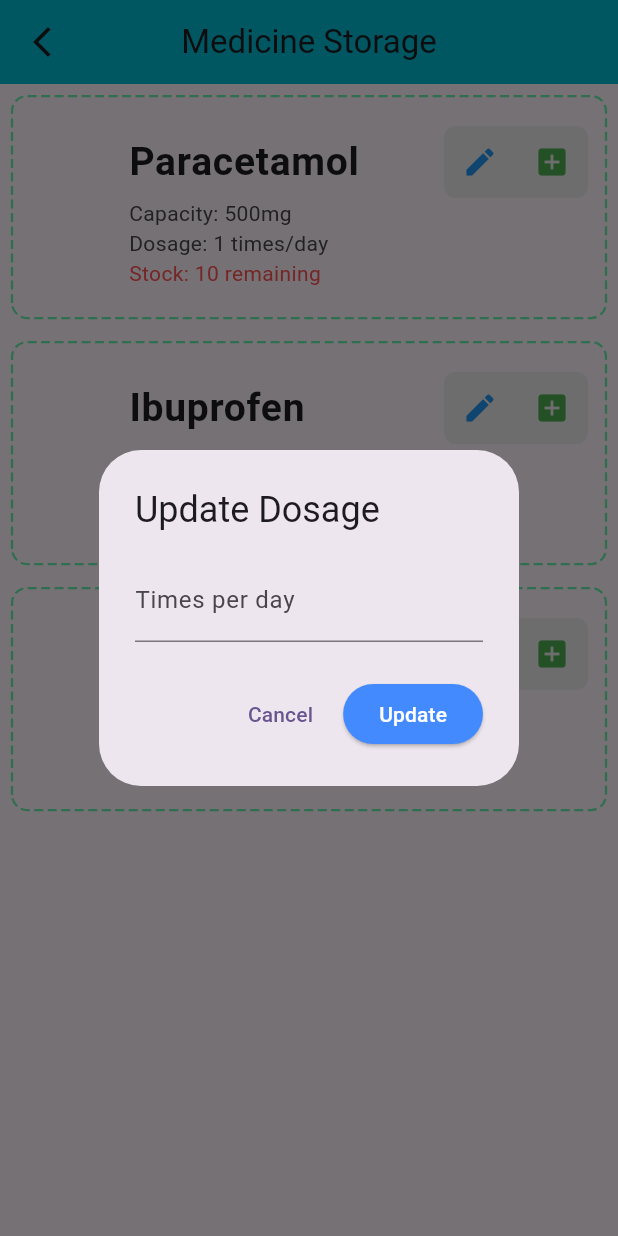
After one commit to sifat5256/medicine_reminder, a Flutter app: the MedicineStorageUpdateScreen screen opened directly, after a tap on the "edit" icon, on a phone screen of 412 x 824 dp. The commit adds this screen. Run offline on Flutter 3.47's test engine with Material 3 defaults, Android fonts, the phone set to English and light mode, and no system bars; drawn by our look-alikes of dotted_border; our stand-ins replace animate_do, fl_chart, get, image_picker, smooth_page_indicator, syncfusion_flutter_calendar; network calls fail.

Commit message:
Update 3

```diff
--- a/lib/main_layout.dart
+++ b/lib/main_layout.dart
@@ -6,6 +6,7 @@ import 'calender/ui/calender_screen.dart';
 import 'home/ui/home_screen.dart';
 import 'lay_out_controller.dart';
 import 'medicine_list/ui/medicine_list.dart';
+import 'medicine_storage_update/ui/medicine_storage_update_screen.dart';
 import 'profileScreen/ui/profile_screen.dart'; // Import the controller
 
 // Dummy Screens
@@ -66,7 +67,7 @@ class BottomNavBar extends StatelessWidget {
                 leading: Icon(Icons.settings),
                 title: Text('Settings'),
                 onTap: () {
-                  // Add navigation logic
+                  Get.offAll(MedicineStorageUpdateScreen());
                 },
               ),
               ListTile(
--- /dev/null
+++ b/lib/medicine_storage_update/ui/medicine_storage_update_screen.dart
@@ -0,0 +1,185 @@
+import 'package:flutter/material.dart';
+import 'package:get/get.dart';
+import 'package:dotted_border/dotted_border.dart';
+
+import '../../main_layout.dart';
+
+class Medicine {
+  String name;
+  String image;
+  String capacity;
+  int dosage;
+  int stock;
+
+  Medicine({
+    required this.name,
+    required this.image,
+    required this.capacity,
+    this.dosage = 1,
+    this.stock = 10,
+  });
+}
+
+class MedicineController extends GetxController {
+  var medicines = <Medicine>[].obs;
+
+  @override
+  void onInit() {
+    super.onInit();
+    medicines.addAll([
+      Medicine(name: "Paracetamol", image: "https://via.placeholder.com/50", capacity: "500mg"),
+      Medicine(name: "Ibuprofen", image: "https://via.placeholder.com/50", capacity: "200mg"),
+      Medicine(name: "Aspirin", image: "https://via.placeholder.com/50", capacity: "100mg"),
+    ]);
+  }
+
+  void updateDosage(int index, int dosage) {
+    medicines[index].dosage = dosage;
+    medicines.refresh();
+  }
+
+  void updateStock(int index, int stock) {
+    medicines[index].stock = stock;
+    medicines.refresh();
+  }
+}
+
+class MedicineStorageUpdateScreen extends StatefulWidget {
+  const MedicineStorageUpdateScreen({super.key});
+
+  @override
+  State<MedicineStorageUpdateScreen> createState() => _MedicineStorageUpdateScreenState();
+}
+
+class _MedicineStorageUpdateScreenState extends State<MedicineStorageUpdateScreen> {
+  final MedicineController controller = Get.put(MedicineController());
+
+  @override
+  Widget build(BuildContext context) {
+    return Scaffold(
+      appBar: AppBar(
+        leading: IconButton(
+            onPressed: (){
+              Get.offAll(BottomNavBar());
+            },
+            icon: Icon(Icons.arrow_back_ios_new_outlined),),
+        backgroundColor: Colors.cyan,
+        centerTitle: true,
+
+          title: const Text("Medicine Storage")),
+      body: Obx(
+            () => ListView.builder(
+          itemCount: controller.medicines.length,
+          itemBuilder: (context, index) {
+            final medicine = controller.medicines[index];
+            return TweenAnimationBuilder(
+              tween: Tween<Offset>(
+                begin: const Offset(1, 0), // Start from right
+                end: Offset.zero,
+              ),
+              duration: Duration(milliseconds: 500 * (index + 1)),
+              builder: (context, Offset offset, child) {
+                return Transform.translate(
+                  offset: offset,
+                  child: child,
+                );
+              },
+              child: Padding(
+                padding: const EdgeInsets.all(8.0),
+                child: DottedBorder(
+                  color: Colors.greenAccent,
+                  strokeWidth: 1.5,
+                  borderType: BorderType.RRect,
+                  radius: const Radius.circular(10),
+                  dashPattern: [6, 3],
+                  child: ListTile(
+                    contentPadding: const EdgeInsets.all(10),
+                    leading: ClipRRect(
+                      borderRadius: BorderRadius.circular(8),
+                      child: Image.network(medicine.image, width: 50, height: 50, fit: BoxFit.cover),
+                    ),
+                    title: Row(
+                      mainAxisAlignment: MainAxisAlignment.spaceBetween,
+                      children: [
+                        Text(
+                          medicine.name,
+                          style: const TextStyle(fontWeight: FontWeight.bold, fontSize: 26),
+                        ),
+                        Container(
+                          decoration: BoxDecoration(
+                            borderRadius: BorderRadius.circular(8),
+                            color: Colors.grey.shade200
+                          ),
+                          child: Row(
+
+                            children: [
+                              IconButton(
+                                icon: const Icon(Icons.edit, color: Colors.blue),
+                                onPressed: () => _showUpdateDialog(index, true),
+                              ),
+                              IconButton(
+                                icon: const Icon(Icons.add_box, color: Colors.green),
+                                onPressed: () => _showUpdateDialog(index, false),
+                              ),
+                            ],
+                          ),
+                        ),
+                      ],
+                    ),
+                    subtitle: Column(
+                      crossAxisAlignment: CrossAxisAlignment.start,
+                      children: [
+                        Text("Capacity: ${medicine.capacity}", style: const TextStyle(fontSize: 14)),
+                        Text("Dosage: ${medicine.dosage} times/day", style: const TextStyle(fontSize: 14)),
+                        Text("Stock: ${medicine.stock} remaining", style: const TextStyle(color: Colors.redAccent, fontSize: 14)),
+                      ],
+                    ),
+
+                  ),
+                ),
+              ),
+            );
+          },
+        ),
+      ),
+    );
+  }
+
+  void _showUpdateDialog(int index, bool isDosage) {
+    final TextEditingController controllerField = TextEditingController();
+    String title = isDosage ? "Update Dosage" : "Update Stock";
+    String label = isDosage ? "Times per day" : "Stock Count";
+
+    Get.dialog(
+      AlertDialog(
+        title: Text(title),
+        content: TextField(
+          controller: controllerField,
+          keyboardType: TextInputType.number,
+          decoration: InputDecoration(labelText: label),
+        ),
+        actions: [
+          TextButton(
+            onPressed: () => Get.back(),
+            child: const Text("Cancel"),
+          ),
+          ElevatedButton(
+            style: ElevatedButton.styleFrom(backgroundColor: Colors.blueAccent),
+            onPressed: () {
+              if (controllerField.text.isNotEmpty) {
+                int value = int.parse(controllerField.text);
+                if (isDosage) {
+                  controller.updateDosage(index, value);
+                } else {
+                  controller.updateStock(index, value);
+                }
+                Get.back();
+              }
+            },
+            child: const Text("Update", style: TextStyle(color: Colors.white)),
+          ),
+        ],
+      ),
+    );
+  }
+}
--- a/pubspec.yaml
+++ b/pubspec.yaml
@@ -40,6 +40,7 @@ dependencies:
   smooth_page_indicator:
   syncfusion_flutter_calendar: ^28.2.5
   fl_chart:
+  dotted_border: ^2.1.0
 
 dev_dependencies:
   flutter_test:
```
Also changed, not shown: pubspec.lock.
